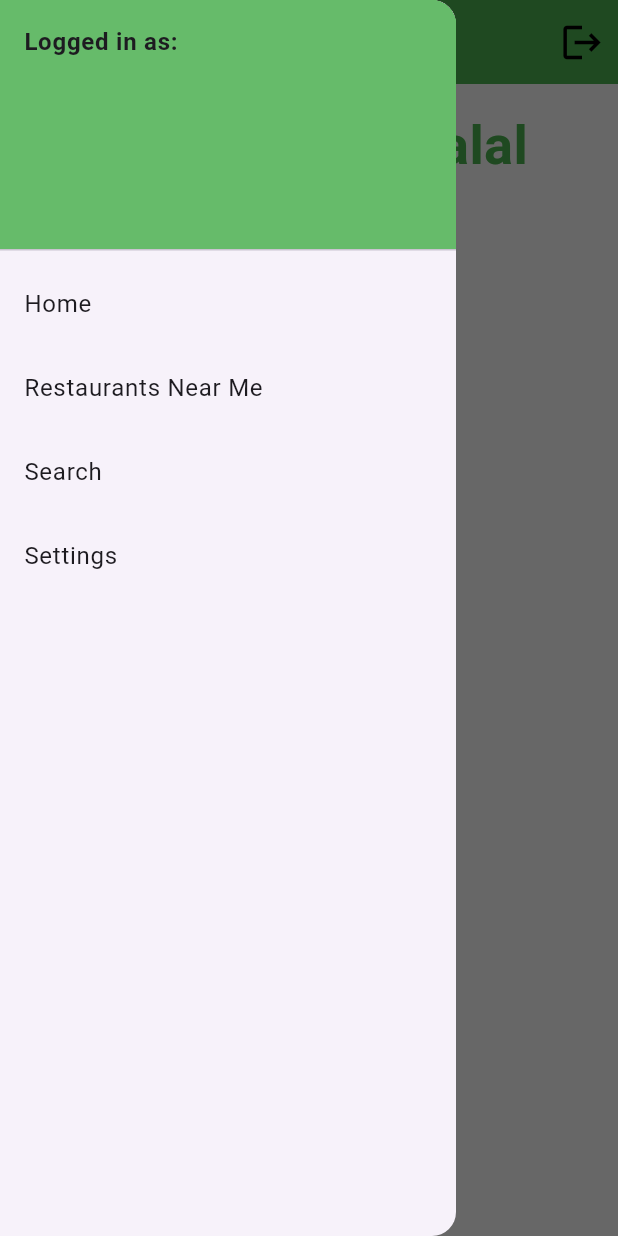
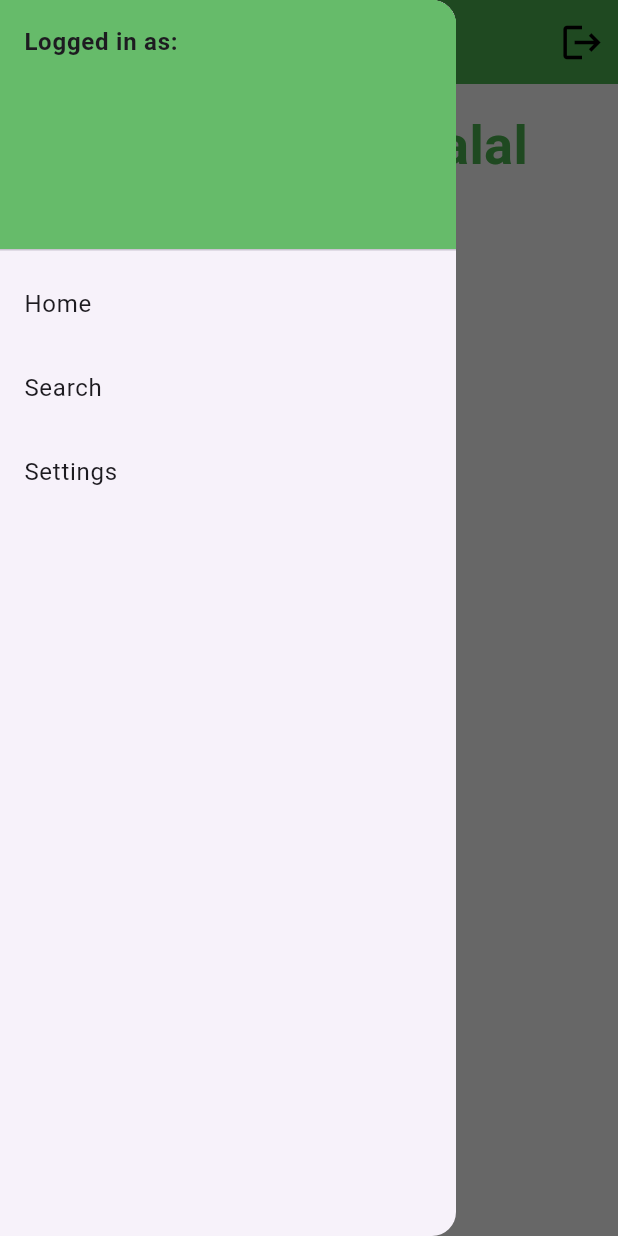
Before and after one commit to harithh07/WheresTheHalal, a Flutter app: the screen it shows once a user with an empty profile is signed in, with the side drawer open, on a phone screen of 412 x 824 dp. Run offline on Flutter 3.47's test engine with Material 3 defaults, Android fonts, the phone set to English and light mode, and no system bars; our stand-ins replace cloud_firestore, firebase_auth, firebase_core, google_maps_flutter, location; accounts and stored records are empty.

Commit message:
Removed Restaurants near me page from drawer, buggy on iOS

```diff
--- a/wheres_the_halal/lib/components/menu_drawer.dart
+++ b/wheres_the_halal/lib/components/menu_drawer.dart
@@ -51,17 +51,17 @@ class MenuDrawer extends StatelessWidget {
               }
             ),
             // Restaurants near me page
-            ListTile(
-              title: const Text('Restaurants Near Me'),
-              onTap: () {
-                // update app state
-                if (pageName == 'Restaurants Near Me') {
-                  Navigator.pop(context);
-                } else {
-                  Navigator.push(context, MaterialPageRoute(builder:(context) => RestaurantsNearMePage()));
-                }
-              }
-            ),
+            // ListTile(
+            //   title: const Text('Restaurants Near Me'),
+            //   onTap: () {
+            //     // update app state
+            //     if (pageName == 'Restaurants Near Me') {
+            //       Navigator.pop(context);
+            //     } else {
+            //       Navigator.push(context, MaterialPageRoute(builder:(context) => RestaurantsNearMePage()));
+            //     }
+            //   }
+            // ),
             // search page
             ListTile(
               title: const Text('Search'),
```
